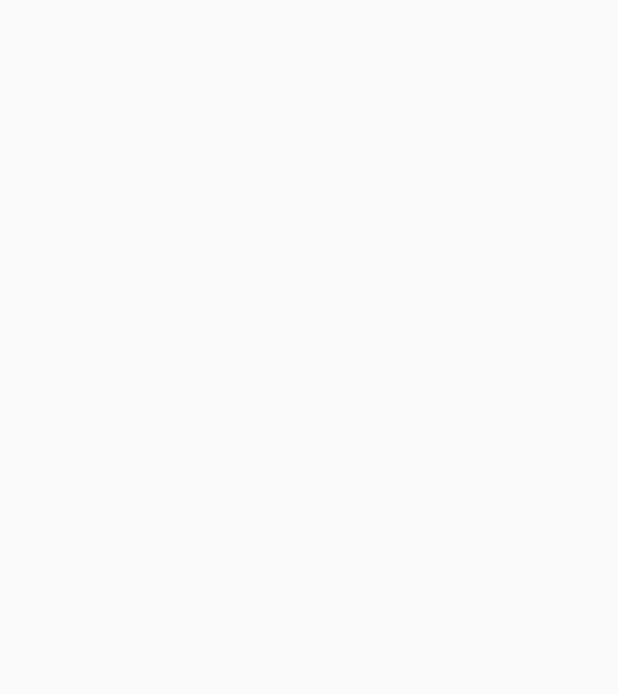
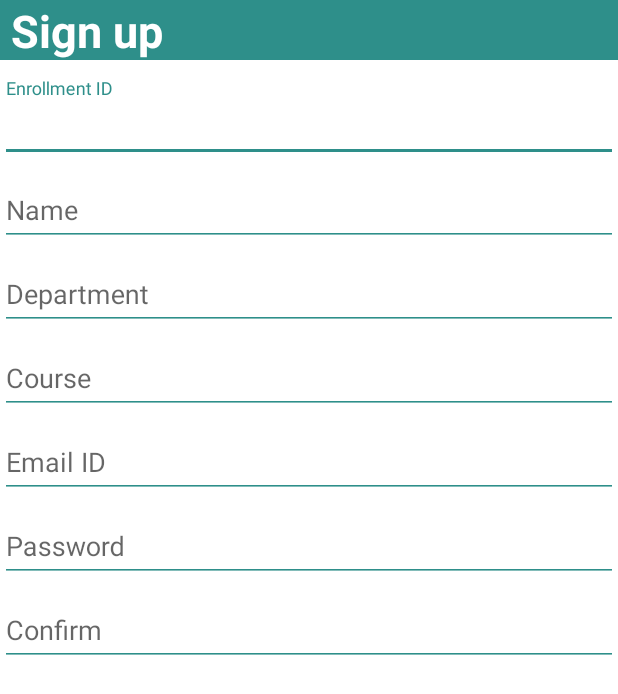
Before and after one commit to mubashirbashir/campusbuzzlive, an Android app: the SignupActivity screen opened directly, with no data from a screen before it, on a phone screen of 412 x 824 dp. Before the commit the part shown is empty. Shown: the top 694 px of the screen. Run offline under Robolectric (Android 15) with nearby library versions, the phone set to English and light mode, and no system bars.

Commit message:
Raat k char baje

```diff
--- a/app/build.gradle
+++ b/app/build.gradle
@@ -25,6 +25,7 @@ dependencies {
         exclude group: 'com.android.support', module: 'support-annotations'
     })
     compile 'com.android.support:appcompat-v7:25.2.0'
+    compile 'com.android.support:design:25.2.0'
     testCompile 'junit:junit:4.12'
 
 }
--- a/app/src/main/java/com/campusbuzzlive/campusbuzzlive/LoginActivity.java
+++ b/app/src/main/java/com/campusbuzzlive/campusbuzzlive/LoginActivity.java
@@ -2,6 +2,9 @@ package com.campusbuzzlive.campusbuzzlive;
 
 import android.support.v7.app.AppCompatActivity;
 import android.os.Bundle;
+import android.widget.Button;
+import android.support.design.widget.TextInputLayout;
+import android.widget.EditText;
 
 public class LoginActivity extends AppCompatActivity {
 
--- a/app/src/main/java/com/campusbuzzlive/campusbuzzlive/MainActivity.java
+++ b/app/src/main/java/com/campusbuzzlive/campusbuzzlive/MainActivity.java
@@ -1,18 +1,30 @@
 package com.campusbuzzlive.campusbuzzlive;
 
+import android.content.Intent;
 import android.support.v7.app.AppCompatActivity;
 import android.os.Bundle;
+import android.view.View;
 import android.widget.Button;
-
+import android.support.design.widget.TextInputLayout;
+import android.widget.EditText;
 public class MainActivity extends AppCompatActivity {
- //   Button bLogin =(Button) findViewById(R.id.bLogin);
-   // Button bSign =(Button) findViewById(R.id.bSign);
+ // Button bLogin =(Button) findViewById(R.id.bLogin);
+  // Button bSign =(Button) findViewById(R.id.bSign);
   //  Button bGuest =(Button) findViewById(R.id.bGuest);
+        Button bSign;
 
 
     @Override
     protected void onCreate(Bundle savedInstanceState) {
         super.onCreate(savedInstanceState);
         setContentView(R.layout.activity_main);
+        Button bSign =(Button) findViewById(R.id.bSign);
+
     }
+
+public void add(View v)
+{
+    Intent abc = new Intent(MainActivity.this,SignupActivity.class);
+    startActivity(abc);
 }
+}
--- a/app/src/main/res/layout/activity_main.xml
+++ b/app/src/main/res/layout/activity_main.xml
@@ -110,7 +110,8 @@
             android:layout_marginBottom="12dp"
             android:layout_above="@+id/bLogin"
             android:layout_alignParentLeft="true"
-            android:layout_alignParentStart="true" />
+            android:layout_alignParentStart="true"
+            android:onClick="add" />
 
         <Button
             android:text="Log in"
--- a/app/src/main/res/layout/activity_signup.xml
+++ b/app/src/main/res/layout/activity_signup.xml
@@ -8,6 +8,138 @@
     android:paddingLeft="@dimen/activity_horizontal_margin"
     android:paddingRight="@dimen/activity_horizontal_margin"
     android:paddingTop="@dimen/activity_vertical_margin"
-    tools:context="com.campusbuzzlive.campusbuzzlive.SignupActivity">
+    tools:context="com.campusbuzzlive.campusbuzzlive.SignupActivity"
+    android:background="@android:color/white"
+    android:padding="0dp">
+
+
+    <TextView
+        android:text=" Sign up"
+        android:layout_width="match_parent"
+        android:id="@+id/textView"
+        android:textAppearance="@android:style/TextAppearance.Large"
+        android:background="@color/buzzcolor"
+        android:textColor="@android:color/white"
+        android:layout_height="wrap_content"
+        android:textSize="30sp"
+        android:textStyle="normal|bold"
+        android:height="40dp"
+        android:layout_alignParentTop="true"
+        android:layout_alignParentLeft="true"
+        android:layout_alignParentStart="true" />
+
+    <android.support.design.widget.TextInputLayout
+        android:layout_width="match_parent"
+        android:layout_height="wrap_content"
+        android:layout_below="@+id/textView"
+        android:layout_alignParentLeft="true"
+        android:layout_alignParentStart="true"
+        android:layout_marginTop="12dp"
+        android:id="@+id/tilEnroll">
+
+        <EditText
+            android:layout_width="match_parent"
+            android:layout_height="wrap_content"
+            android:hint="Enrollment ID"
+            android:id="@+id/etEnroll"
+            android:singleLine="true" />
+    </android.support.design.widget.TextInputLayout>
+
+    <android.support.design.widget.TextInputLayout
+        android:layout_width="match_parent"
+        android:layout_height="wrap_content"
+        android:layout_below="@+id/tilEnroll"
+        android:layout_alignParentLeft="true"
+        android:layout_alignParentStart="true"
+        android:id="@+id/tilName">
+
+        <EditText
+            android:layout_width="match_parent"
+            android:layout_height="wrap_content"
+            android:hint="Name"
+            android:id="@+id/etName"
+            android:singleLine="true" />
+    </android.support.design.widget.TextInputLayout>
+
+    <android.support.design.widget.TextInputLayout
+        android:layout_width="match_parent"
+        android:layout_height="wrap_content"
+        android:layout_below="@+id/tilName"
+        android:layout_alignParentLeft="true"
+        android:layout_alignParentStart="true"
+        android:id="@+id/tilDepartment">
+
+        <EditText
+            android:layout_width="match_parent"
+            android:layout_height="wrap_content"
+            android:hint="Department"
+            android:id="@+id/etDepartment"
+            android:singleLine="true" />
+    </android.support.design.widget.TextInputLayout>
+
+    <android.support.design.widget.TextInputLayout
+        android:layout_width="match_parent"
+        android:layout_height="wrap_content"
+        android:layout_below="@+id/tilDepartment"
+        android:layout_alignParentLeft="true"
+        android:layout_alignParentStart="true"
+        android:id="@+id/tilCourse">
+
+        <EditText
+            android:layout_width="match_parent"
+            android:layout_height="wrap_content"
+            android:hint="Course"
+            android:id="@+id/etCourse"
+            android:singleLine="true" />
+    </android.support.design.widget.TextInputLayout>
+
+    <android.support.design.widget.TextInputLayout
+        android:layout_width="match_parent"
+        android:layout_height="wrap_content"
+        android:layout_below="@+id/tilCourse"
+        android:layout_alignParentLeft="true"
+        android:layout_alignParentStart="true"
+        android:id="@+id/tilEmail">
+
+        <EditText
+            android:layout_width="match_parent"
+            android:layout_height="wrap_content"
+            android:hint="Email ID"
+            android:id="@+id/etEmail"
+            android:singleLine="true" />
+    </android.support.design.widget.TextInputLayout>
+
+    <android.support.design.widget.TextInputLayout
+        android:layout_width="match_parent"
+        android:layout_height="wrap_content"
+        android:layout_below="@+id/tilEmail"
+        android:layout_alignParentLeft="true"
+        android:layout_alignParentStart="true"
+        android:id="@+id/tilPassword">
+
+        <EditText
+            android:layout_width="match_parent"
+            android:layout_height="wrap_content"
+            android:hint="Password"
+            android:id="@+id/etPassword"
+            android:singleLine="true" />
+    </android.support.design.widget.TextInputLayout>
+
+    <android.support.design.widget.TextInputLayout
+        android:layout_width="match_parent"
+        android:layout_height="wrap_content"
+        android:layout_below="@+id/tilPassword"
+        android:layout_alignParentLeft="true"
+        android:layout_alignParentStart="true"
+        android:id="@+id/tilConfirm">
+
+        <EditText
+            android:layout_width="match_parent"
+            android:layout_height="wrap_content"
+            android:hint="Confirm"
+            android:id="@+id/etConfirm"
+            android:singleLine="true" />
+    </android.support.design.widget.TextInputLayout>
+
 
 </RelativeLayout>
--- a/app/src/main/res/values/styles.xml
+++ b/app/src/main/res/values/styles.xml
@@ -6,8 +6,12 @@
         <item name="colorPrimary">@color/colorPrimary</item>
         <item name="colorPrimaryDark">@color/colorPrimaryDark</item>
         <item name="colorAccent">@color/colorAccent</item>
+        <item name="colorControlNormal">@color/buzzcolor</item>
+
+        <item name="colorControlActivated">@color/buzzcolor</item>
     </style>
 
 
 
+
 </resources>
--- a/build.gradle
+++ b/build.gradle
@@ -13,6 +13,7 @@ buildscript {
 }
 
 allprojects {
+
     repositories {
         jcenter()
     }
```
